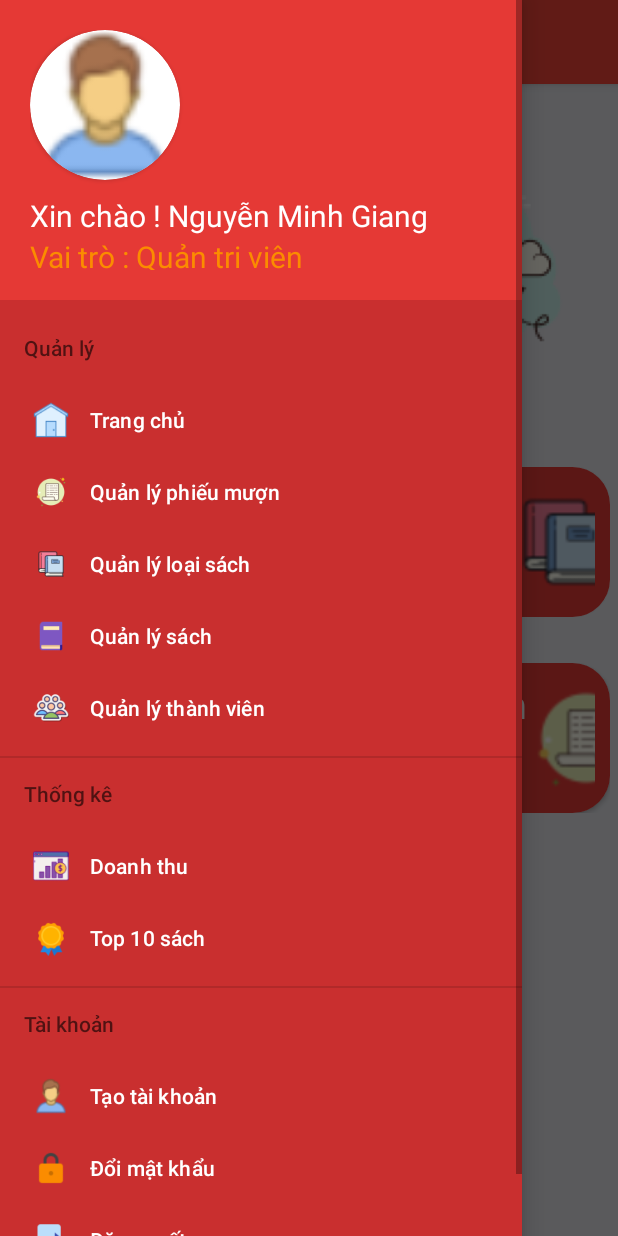
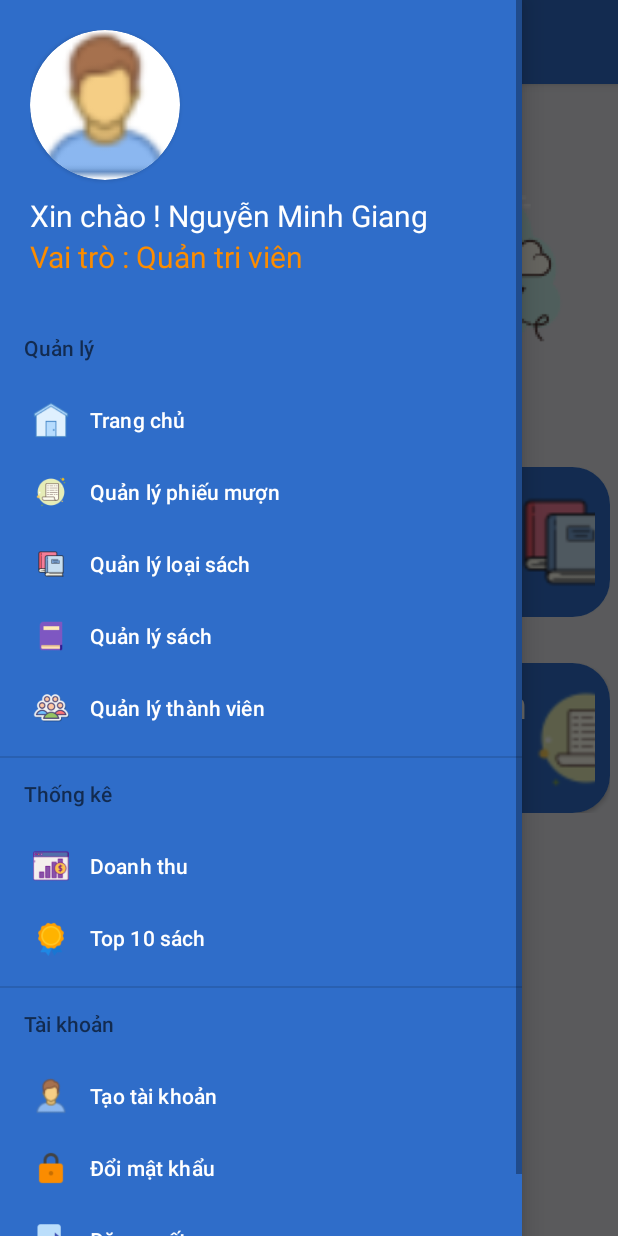
Before and after one commit to giang777/app, an Android app: the MainActivity screen opened directly, with no data from a screen before it, with the side drawer open, on a phone screen of 412 x 824 dp. Run offline under Robolectric (Android 15) with nearby library versions, the phone set to English and light mode, and no system bars; 1 statement that could not run was skipped.

Commit message:
doi mau giao dien

```diff
--- a/app/src/main/java/com/example/appagile/adapter/ItemPhieuMuon.java
+++ b/app/src/main/java/com/example/appagile/adapter/ItemPhieuMuon.java
@@ -67,7 +67,7 @@ public class ItemPhieuMuon extends RecyclerView.Adapter<ItemPhieuMuon.PhieuMuonH
         holder.price.setText("Giá : " + String.valueOf(phieuMuon.getPrice()));
         holder.date.setText("Ngày mượn : " + phieuMuon.getDate());
         if(phieuMuon.getTrangThai() == 0){
-            holder.status.setTextColor(Color.parseColor("#625DB9"));
+            holder.status.setTextColor(Color.parseColor("#DD1D1D"));
             holder.status.setText("Trạng thái : " + "Chưa trả");
             holder.check.setVisibility(View.VISIBLE);
         }else{
--- a/app/src/main/java/com/example/appagile/fragment/tai_khoan/DoiMatKhau.java
+++ b/app/src/main/java/com/example/appagile/fragment/tai_khoan/DoiMatKhau.java
@@ -81,7 +81,7 @@ public class DoiMatKhau extends Fragment {
     private int validate(){
         int check =1;
         if(oldpass.getText().length() <=0 || newpass.getText().length() <=0 || renewpass.getText().length() <=0) {
-            Toast.makeText(getActivity(), "Không được để chống", Toast.LENGTH_SHORT).show();
+            Toast.makeText(getActivity(), "Không được để trống", Toast.LENGTH_SHORT).show();
         }else{
             SharedPreferences pref = getActivity().getSharedPreferences("USER_FILE",Context.MODE_PRIVATE);
             String passold = pref.getString("PASSWORD","");
--- a/app/src/main/res/layout/activity_login.xml
+++ b/app/src/main/res/layout/activity_login.xml
@@ -30,7 +30,7 @@
             android:text="Sign In"
             android:textSize="35sp"
             android:textStyle="bold"
-            android:textColor="#F61C0C"
+            android:textColor="#3BC92F"
             />
         <TextView
             android:layout_width="wrap_content"
@@ -72,7 +72,7 @@
             android:layout_width="300dp"
             android:layout_height="60dp"
             android:layout_gravity="center_horizontal"
-            android:backgroundTint="#DD1D1D"
+            android:backgroundTint="#3BC92F"
             android:text="Đăng nhập"
             />
 
--- a/app/src/main/res/layout/activity_main.xml
+++ b/app/src/main/res/layout/activity_main.xml
@@ -22,7 +22,7 @@
                 android:id="@+id/toolBar"
                 android:layout_width="match_parent"
                 android:layout_height="?attr/actionBarSize"
-                android:background="#F44336"
+                android:background="#2F6DC9"
                 android:theme="@style/ThemeOverlay.AppCompat.Light"/>
 
         </com.google.android.material.appbar.AppBarLayout>
@@ -42,7 +42,7 @@
         android:layout_height="match_parent"
         android:layout_gravity="start"
         app:itemTextColor="@color/white"
-        android:background="#C92F2F"
+        android:background="#2F6DC9"
         app:menu="@menu/item_navigation"
         app:headerLayout="@layout/header_layout_admin"
         />
--- a/app/src/main/res/layout/fragment_trang_chu.xml
+++ b/app/src/main/res/layout/fragment_trang_chu.xml
@@ -25,7 +25,7 @@
                 android:layout_marginLeft="20dp"
                 android:layout_marginTop="20dp"
                 android:text="Book"
-                android:textColor="#98042D"
+                android:textColor="#2F6DC9"
                 android:textSize="30dp"
                 android:textStyle="bold" />
 
@@ -34,7 +34,7 @@
                 android:layout_height="wrap_content"
                 android:layout_marginLeft="20dp"
                 android:text="Management"
-                android:textColor="#98042D"
+                android:textColor="#2F6DC9"
                 android:textSize="30dp"
                 android:textStyle="bold" />
 
@@ -70,7 +70,7 @@
                 android:orientation="horizontal"
                 android:padding="10dp"
 
-                android:background="#E53935"
+                android:background="#2F6DC9"
                 >
 
                 <LinearLayout
@@ -121,7 +121,7 @@
                 android:layout_height="wrap_content"
                 android:orientation="horizontal"
                 android:padding="10dp"
-                android:background="#E53935"
+                android:background="#2F6DC9"
                 >
 
                 <LinearLayout
@@ -186,7 +186,7 @@
                 android:orientation="horizontal"
                 android:padding="10dp"
                 android:weightSum="10"
-                android:background="#E53935"
+                android:background="#2F6DC9"
                 >
 
                 <LinearLayout
@@ -237,7 +237,7 @@
                 android:layout_height="wrap_content"
                 android:orientation="horizontal"
                 android:padding="10dp"
-                android:background="#E53935"
+                android:background="#2F6DC9"
                 >
 
                 <LinearLayout
@@ -303,7 +303,7 @@
                 android:orientation="horizontal"
                 android:padding="10dp"
                 android:weightSum="10"
-                android:background="#E53935"
+                android:background="#2F6DC9"
                 >
 
                 <LinearLayout
--- a/app/src/main/res/layout/header_layout_admin.xml
+++ b/app/src/main/res/layout/header_layout_admin.xml
@@ -5,7 +5,7 @@
     android:layout_height="200dp"
     android:padding="20dp"
     xmlns:app="http://schemas.android.com/apk/res-auto"
-    android:background="#E53935"
+    android:background="#2F6DC9"
     android:orientation="vertical">
 
 
--- a/app/src/main/res/layout/item_view_loai_sach.xml
+++ b/app/src/main/res/layout/item_view_loai_sach.xml
@@ -11,7 +11,7 @@
         android:layout_height="wrap_content"
         android:orientation="horizontal"
         android:weightSum="10"
-        android:background="#E53935">
+        android:background="#2F6DC9">
 
         <ImageView
             android:layout_width="70dp"
--- a/app/src/main/res/layout/item_view_phieu_muon.xml
+++ b/app/src/main/res/layout/item_view_phieu_muon.xml
@@ -11,7 +11,7 @@
         android:layout_height="wrap_content"
         android:orientation="horizontal"
         android:weightSum="10"
-        android:background="#E53935"
+        android:background="#2F6DC9"
         >
 
         <ImageView
--- a/app/src/main/res/layout/item_view_sach.xml
+++ b/app/src/main/res/layout/item_view_sach.xml
@@ -11,7 +11,7 @@
         android:layout_height="wrap_content"
         android:orientation="horizontal"
         android:weightSum="10"
-        android:background="#E53935">
+        android:background="#2F6DC9">
 
         <ImageView
             android:layout_width="70dp"
--- a/app/src/main/res/layout/item_view_thanh_vien.xml
+++ b/app/src/main/res/layout/item_view_thanh_vien.xml
@@ -11,7 +11,7 @@
         android:layout_height="wrap_content"
         android:orientation="horizontal"
         android:weightSum="10"
-        android:background="#E53935">
+        android:background="#2F6DC9">
 
         <ImageView
             android:layout_width="70dp"
--- a/app/src/main/res/layout/item_view_top.xml
+++ b/app/src/main/res/layout/item_view_top.xml
@@ -11,7 +11,7 @@
         android:layout_height="wrap_content"
         android:orientation="horizontal"
         android:weightSum="10"
-        android:background="#E53935">
+        android:background="#2F6DC9">
 
         <LinearLayout
             android:layout_width="wrap_content"
```
